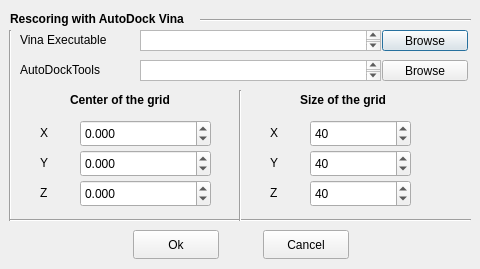
The window that GUI/rescoreVina/rescorevinadialog.ui (IFMlab/ChemFlow) describes before a commit, drawn with Qt 5.
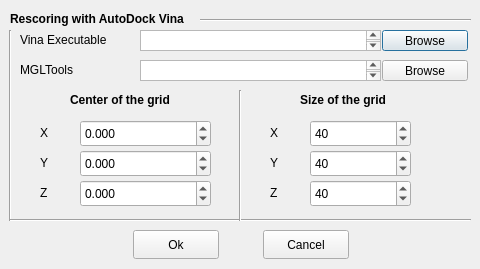
The same window after the commit.

Commit message: DockFlow implemetations: Vina, GUI

```diff
--- a/GUI/rescoreVina/rescorevinadialog.ui
+++ b/GUI/rescoreVina/rescorevinadialog.ui
@@ -336,7 +336,7 @@
     </rect>
    </property>
    <property name="text">
-    <string>AutoDockTools</string>
+    <string>MGLTools</string>
    </property>
   </widget>
   <widget class="QDoubleSpinBox" name="doubleSpinBox_cz">
```
Left out of the diff: 8 changed lines with no effect on the pictures. The commit also changes 32 other files.
